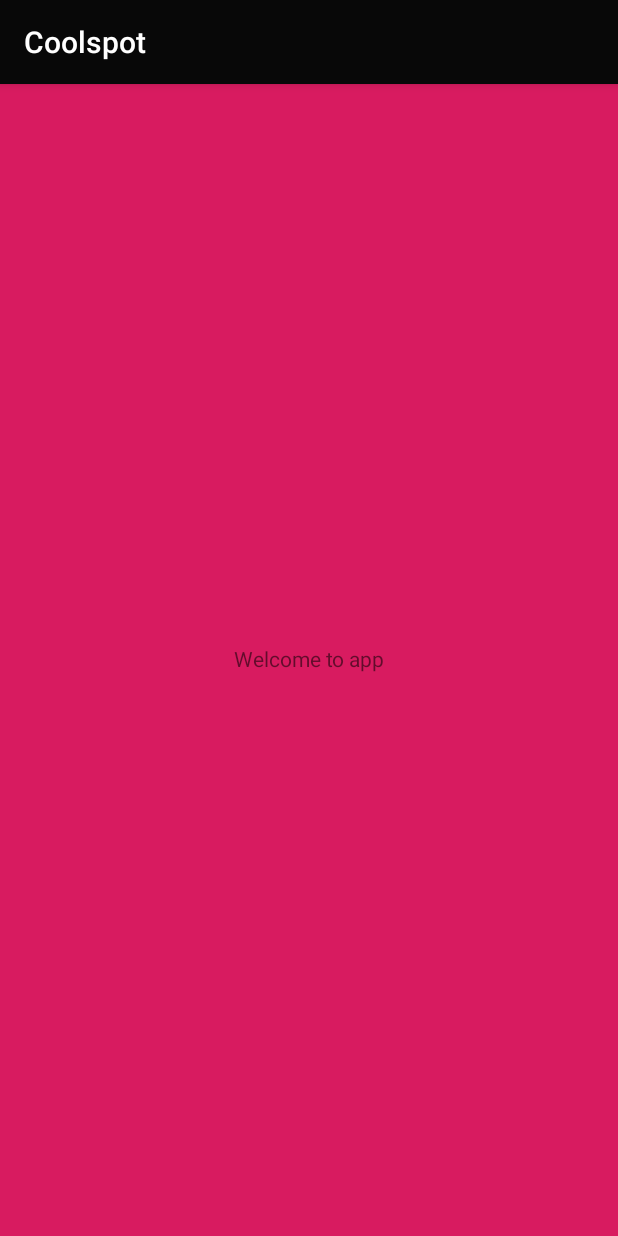
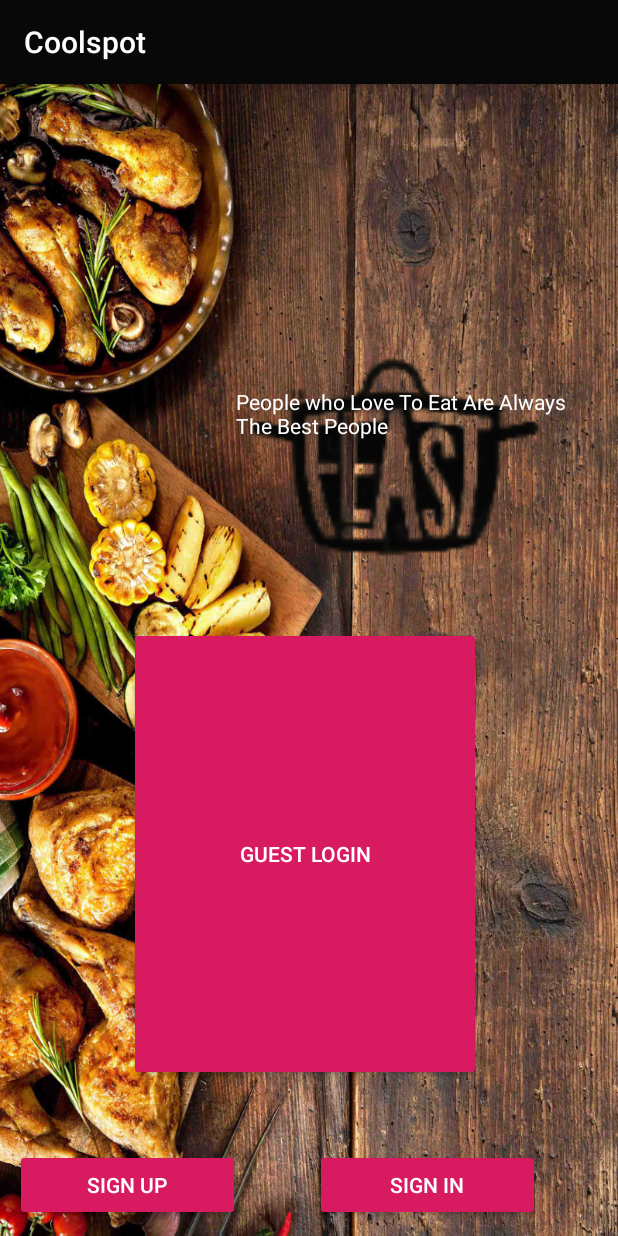
Before and after one commit to Projects2019/Coolspot, an Android app: the WelcomeActivity screen opened directly, with no data from a screen before it, on a phone screen of 412 x 824 dp. Run offline under Robolectric (Android 15) with nearby library versions, the phone set to English and light mode, and no system bars.

Commit message:
sign up and login done

```diff
--- a/app/build.gradle
+++ b/app/build.gradle
@@ -27,4 +27,9 @@ dependencies {
     testImplementation 'junit:junit:4.12'
     androidTestImplementation 'com.android.support.test:runner:1.0.2'
     androidTestImplementation 'com.android.support.test.espresso:espresso-core:3.0.2'
+
+    //add libarary
+    implementation 'info.hoang8f:fbutton:1.0.5'
+    implementation 'com.rengwuxian.materialedittext:library:2.1.4'
+
 }
--- a/app/src/main/AndroidManifest.xml
+++ b/app/src/main/AndroidManifest.xml
@@ -19,7 +19,9 @@
                 <category android:name="android.intent.category.LAUNCHER" />
             </intent-filter>
         </activity>
-        <activity android:name=".WelcomeActivity"></activity>
+        <activity android:name=".WelcomeActivity" />
+        <activity android:name=".Login" />
+        <activity android:name=".SignUp"></activity>
     </application>
 
 </manifest>
--- a/app/src/main/res/layout/activity_welcome.xml
+++ b/app/src/main/res/layout/activity_welcome.xml
@@ -1,25 +1,100 @@
 <?xml version="1.0" encoding="utf-8"?>
-<android.support.constraint.ConstraintLayout xmlns:android="http://schemas.android.com/apk/res/android"
+<RelativeLayout xmlns:android="http://schemas.android.com/apk/res/android"
     xmlns:app="http://schemas.android.com/apk/res-auto"
     xmlns:tools="http://schemas.android.com/tools"
     android:layout_width="match_parent"
     android:layout_height="match_parent"
-    android:background="@color/colorAccent"
+    android:background="@drawable/welcome_background"
     tools:context=".WelcomeActivity">
 
+
+    <ImageView
+        android:id="@+id/imageView4"
+        android:layout_width="182dp"
+        android:layout_height="119dp"
+        android:layout_alignParentStart="true"
+        android:layout_alignParentLeft="true"
+        android:layout_alignParentTop="true"
+        android:layout_alignParentEnd="true"
+        android:layout_alignParentRight="true"
+        android:layout_alignParentBottom="true"
+        android:layout_marginStart="160dp"
+        android:layout_marginLeft="160dp"
+        android:layout_marginTop="61dp"
+        android:layout_marginEnd="42dp"
+        android:layout_marginRight="42dp"
+        android:layout_marginBottom="331dp"
+        app:srcCompat="@drawable/feast_logo" />
+
+
     <TextView
-        android:id="@+id/textView2"
+        android:id="@+id/txtSlogan"
+        android:layout_width="200dp"
+        android:layout_height="wrap_content"
+        android:layout_alignParentStart="true"
+        android:layout_alignParentLeft="true"
+        android:layout_alignParentTop="true"
+        android:layout_alignParentEnd="true"
+        android:layout_alignParentRight="true"
+        android:layout_alignParentBottom="true"
+        android:layout_marginStart="157dp"
+        android:layout_marginLeft="157dp"
+        android:layout_marginTop="202dp"
+        android:layout_marginEnd="27dp"
+        android:layout_marginRight="27dp"
+        android:layout_marginBottom="274dp"
+        android:text="@string/slogan"
+        android:textColor="@android:color/white" />
+
+    <LinearLayout
         android:layout_width="wrap_content"
-        android:layout_height="23dp"
-        android:layout_marginStart="8dp"
-        android:layout_marginLeft="8dp"
-        android:layout_marginTop="8dp"
-        android:layout_marginEnd="8dp"
-        android:layout_marginRight="8dp"
-        android:layout_marginBottom="6dp"
-        android:text="Welcome to app"
-        app:layout_constraintBottom_toBottomOf="parent"
-        app:layout_constraintEnd_toEndOf="parent"
-        app:layout_constraintStart_toStartOf="parent"
-        app:layout_constraintTop_toTopOf="parent" />
-</android.support.constraint.ConstraintLayout>
+        android:layout_height="wrap_content"
+        android:weightSum="2"
+        android:layout_alignParentBottom="true"
+        android:orientation="horizontal">
+
+        <Button
+            android:id="@+id/btnSignUp"
+            style="@style/Widget.AppCompat.Button.Colored"
+            android:layout_width="150dp"
+            android:layout_height="wrap_content"
+            android:layout_marginLeft="10dp"
+            android:layout_marginBottom="10dp"
+            android:layout_weight="1"
+            android:onClick="viewSignUp"
+            android:text="Sign Up" />
+
+        <Button
+            android:id="@+id/btnSignIn"
+            style="@style/Widget.AppCompat.Button.Colored"
+            android:layout_width="150dp"
+            android:layout_height="wrap_content"
+            android:layout_marginLeft="50dp"
+            android:layout_weight="1"
+            android:onClick="viewLogin"
+            android:text="Sign In" />
+    </LinearLayout>
+
+    <Button
+
+        android:id="@+id/btnGuest"
+        style="@style/Widget.AppCompat.Button.Colored"
+        android:layout_width="match_parent"
+        android:layout_height="wrap_content"
+        android:layout_alignParentStart="true"
+        android:layout_alignParentLeft="true"
+        android:layout_alignParentTop="true"
+        android:layout_alignParentEnd="true"
+        android:layout_alignParentRight="true"
+        android:layout_alignParentBottom="true"
+        android:layout_marginStart="86dp"
+        android:layout_marginLeft="86dp"
+        android:layout_marginTop="362dp"
+        android:layout_marginEnd="91dp"
+        android:layout_marginRight="91dp"
+        android:layout_marginBottom="103dp"
+        android:onClick="guestView"
+        android:text="Guest LogIn" />
+
+
+</RelativeLayout>
--- a/app/src/main/res/values/colors.xml
+++ b/app/src/main/res/values/colors.xml
@@ -3,4 +3,8 @@
     <color name="colorPrimary">#080808</color>
     <color name="colorPrimaryDark">#00574B</color>
     <color name="colorAccent">#D81B60</color>
+
+    <color name="btnSignUp">#39796b</color>
+    <color name="btnSignActive">#A9d440</color>
+
 </resources>
--- a/app/src/main/res/values/strings.xml
+++ b/app/src/main/res/values/strings.xml
@@ -7,4 +7,5 @@
     <string name="nav_header_desc">Navigation header</string>
     <string name="action_settings">Settings</string>
     <string name="buy_now">Buy Now</string>
+    <string name="slogan">People who Love To Eat Are Always The Best People</string>
 </resources>
```
Also changed, not shown: app/src/main/java/com/fixers/coolspot/HomeActivity.java (+10 -0 lines), app/src/main/java/com/fixers/coolspot/Login.java (added, +21 -0 lines), app/src/main/java/com/fixers/coolspot/SignUp.java (added, +13 -0 lines), app/src/main/java/com/fixers/coolspot/WelcomeActivity.java (+19 -0 lines), app/src/main/res/layout/activity_login.xml (added, +91 -0 lines), app/src/main/res/layout/activity_sign_up.xml (added, +28 -0 lines), app/src/main/res/drawable-xxxhdpi/feast_logo.png (added), app/src/main/res/drawable-xxxhdpi/welcome_background.jpg (added).
